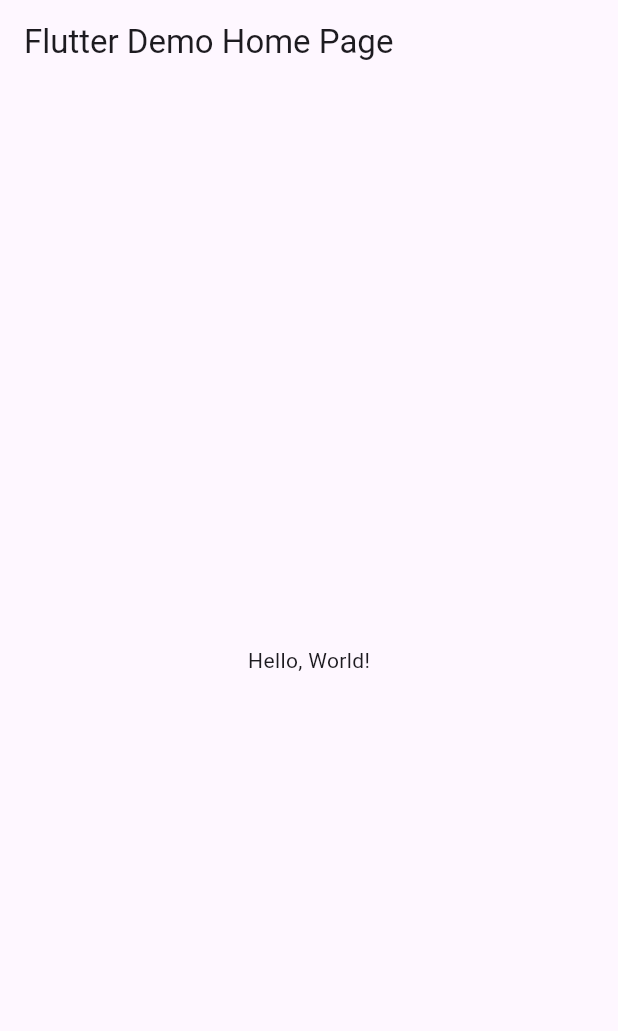
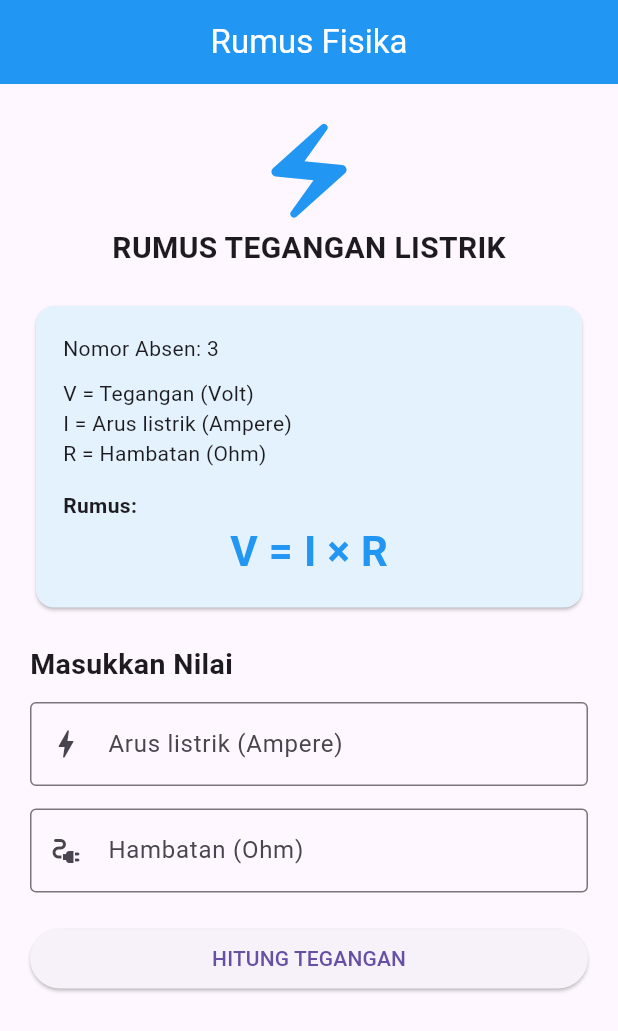
Before and after one commit to friskaameliafriska408-creator/rumus_mtk, a Flutter app: the screen it shows after launch, on a phone screen of 412 x 824 dp. Shown: the top 1031 px of the screen. Run offline on Flutter 3.47's test engine with Material 3 defaults, Android fonts, the phone set to English and light mode, and no system bars.

Commit message:
Update main.dart

```diff
--- a/lib/main.dart
+++ b/lib/main.dart
@@ -1,41 +1,174 @@
+
 import 'package:flutter/material.dart';
 
-void main() => runApp(MyApp());
+void main() {
+  runApp(RumusFisika());
+}
 
-class MyApp extends StatelessWidget {
-  const MyApp({super.key});
-  // This widget is the root of your application.
+class RumusFisika extends StatelessWidget {
   @override
   Widget build(BuildContext context) {
     return MaterialApp(
-      // Application name
-      title: 'Flutter Hello World',
-      // Application theme data, you can set the colors for the application as
-      // you want
-      theme: ThemeData(
-        // useMaterial3: false,
-        primarySwatch: Colors.blue,
-      ),
-      // A widget which will be started on application startup
-      home: MyHomePage(title: 'Flutter Demo Home Page'),
+      debugShowCheckedModeBanner: false,
+      home: HalamanRumus(),
     );
   }
 }
 
-class MyHomePage extends StatelessWidget {
-  final String title;
-  const MyHomePage({super.key, required this.title});
+class HalamanRumus extends StatefulWidget {
+  @override
+  State<HalamanRumus> createState() => _HalamanRumusState();
+}
+
+class _HalamanRumusState extends State<HalamanRumus> {
+  final TextEditingController arus = TextEditingController();
+  final TextEditingController hambatan = TextEditingController();
+
+  double hasil = 0;
+  bool sudahDihitung = false;
+
+  void hitung() {
+    double i = double.tryParse(arus.text) ?? 0;
+    double r = double.tryParse(hambatan.text) ?? 0;
+
+    setState(() {
+      hasil = i * r;
+      sudahDihitung = true;
+    });
+  }
+
+  @override
+  void dispose() {
+    arus.dispose();
+    hambatan.dispose();
+    super.dispose();
+  }
 
   @override
   Widget build(BuildContext context) {
     return Scaffold(
       appBar: AppBar(
-        // The title text which will be shown on the action bar
-        title: Text(title),
+        title: Text("Rumus Fisika"),
+        centerTitle: true,
+        backgroundColor: Colors.blue,
+        foregroundColor: Colors.white,
       ),
-      body: Center(
-        child: Text(
-          'Hello, World!',
+      body: SingleChildScrollView(
+        padding: EdgeInsets.all(20),
+        child: Column(
+          crossAxisAlignment: CrossAxisAlignment.start,
+          children: [
+            Center(
+              child: Icon(
+                Icons.electric_bolt,
+                size: 75,
+                color: Colors.blue,
+              ),
+            ),
+            Center(
+              child: Text(
+                "RUMUS TEGANGAN LISTRIK",
+                style: TextStyle(
+                  fontSize: 20,
+                  fontWeight: FontWeight.bold,
+                ),
+              ),
+            ),
+            SizedBox(height: 20),
+            Card(
+              color: Colors.blue.shade50,
+              child: Padding(
+                padding: EdgeInsets.all(18),
+                child: Column(
+                  crossAxisAlignment: CrossAxisAlignment.start,
+                  children: [
+                    Text("Nomor Absen: 3"),
+                    SizedBox(height: 10),
+                    Text("V = Tegangan (Volt)"),
+                    Text("I = Arus listrik (Ampere)"),
+                    Text("R = Hambatan (Ohm)"),
+                    SizedBox(height: 15),
+                    Text(
+                      "Rumus:",
+                      style: TextStyle(fontWeight: FontWeight.bold),
+                    ),
+                    Center(
+                      child: Text(
+                        "V = I × R",
+                        style: TextStyle(
+                          fontSize: 28,
+                          fontWeight: FontWeight.bold,
+                          color: Colors.blue,
+                        ),
+                      ),
+                    ),
+                  ],
+                ),
+              ),
+            ),
+            SizedBox(height: 20),
+            Text(
+              "Masukkan Nilai",
+              style: TextStyle(
+                fontSize: 19,
+                fontWeight: FontWeight.bold,
+              ),
+            ),
+            SizedBox(height: 12),
+            TextField(
+              controller: arus,
+              keyboardType: TextInputType.number,
+              decoration: InputDecoration(
+                labelText: "Arus listrik (Ampere)",
+                border: OutlineInputBorder(),
+                prefixIcon: Icon(Icons.bolt),
+              ),
+            ),
+            SizedBox(height: 15),
+            TextField(
+              controller: hambatan,
+              keyboardType: TextInputType.number,
+              decoration: InputDecoration(
+                labelText: "Hambatan (Ohm)",
+                border: OutlineInputBorder(),
+                prefixIcon: Icon(Icons.electrical_services),
+              ),
+            ),
+            SizedBox(height: 20),
+            SizedBox(
+              width: double.infinity,
+              child: ElevatedButton(
+                onPressed: hitung,
+                child: Text("HITUNG TEGANGAN"),
+              ),
+            ),
+            if (sudahDihitung)
+              Card(
+                color: Colors.green.shade50,
+                child: Padding(
+                  padding: EdgeInsets.all(18),
+                  child: Column(
+                    children: [
+                      Text(
+                        "Hasil Perhitungan",
+                        style: TextStyle(
+                          fontWeight: FontWeight.bold,
+                        ),
+                      ),
+                      SizedBox(height: 10),
+                      Text(
+                        "${hasil.toStringAsFixed(2)} Volt",
+                        style: TextStyle(
+                          fontSize: 27,
+                          color: Colors.green,
+                          fontWeight: FontWeight.bold,
+                        ),
+                      ),
+                    ],
+                  ),
+                ),
+              ),
+          ],
         ),
       ),
     );
```
